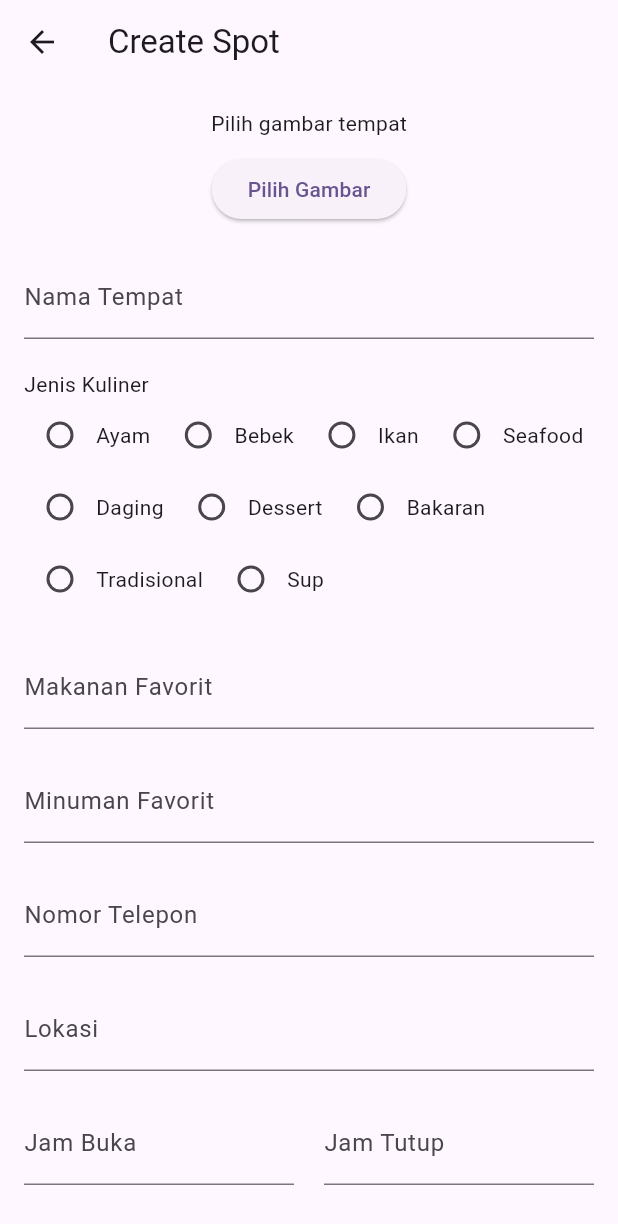
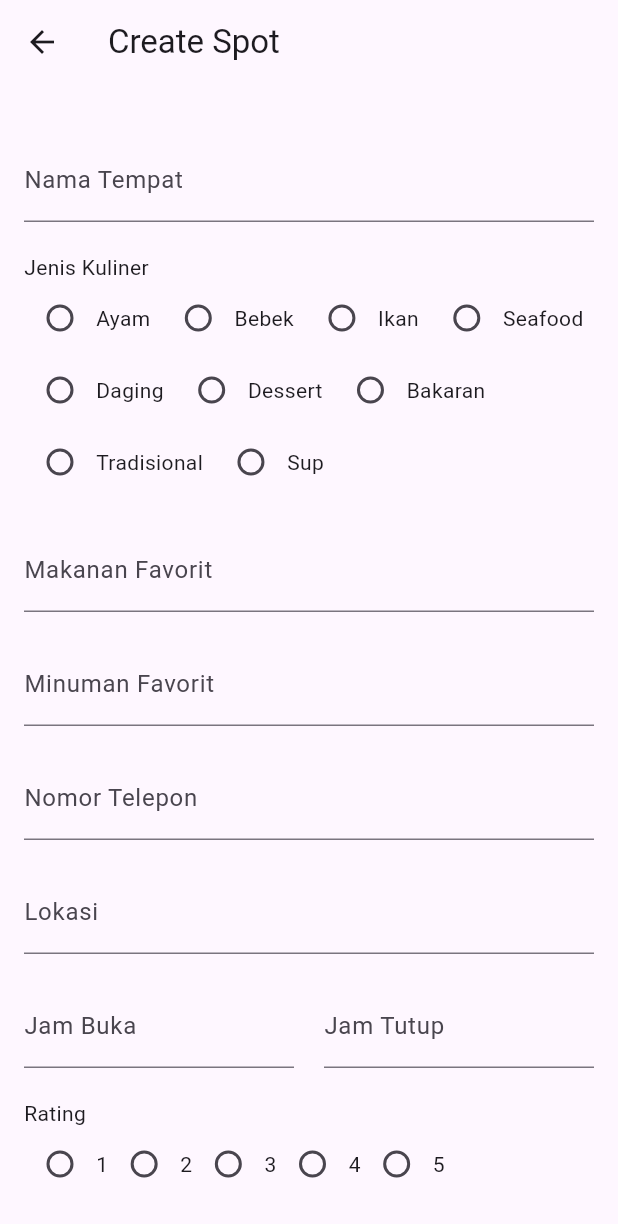
Before and after one commit to dwiponcosuripto4/078_Exercise2_PAML, a Flutter app: the CreateSpotForm screen opened directly, on a phone screen of 412 x 824 dp. Shown: the top 1224 px of the screen. Run offline on Flutter 3.47's test engine with Material 3 defaults, Android fonts, the phone set to English and light mode, and no system bars.

Commit message:
change model

```diff
--- a/lib/main.dart
+++ b/lib/main.dart
@@ -32,7 +32,7 @@ class MyApp extends StatelessWidget {
           colorScheme: ColorScheme.fromSeed(seedColor: Colors.deepPurple),
           useMaterial3: true,
         ),
-        home: HomeView(spotData: []));
+        home: HomeView());
   }
 }
 
--- a/lib/model/Spot.dart
+++ b/lib/model/Spot.dart
@@ -1,25 +1,23 @@
 // ignore_for_file: public_member_api_docs, sort_constructors_first
 import 'dart:convert';
 
-import 'package:flutter/foundation.dart';
-
 class Spot {
+  final String id;
   final String namaTempat;
-  final List<String> jenisKuliner;
+  final String jenisKuliner;
   final String makananFavorit;
   final String minumanFavorit;
-  final String gambar;
   final String noTelepon;
   final String lokasi;
   final String jamBuka;
   final String jamTutup;
-  final int rating;
+  final String rating;
   Spot({
+    required this.id,
     required this.namaTempat,
     required this.jenisKuliner,
     required this.makananFavorit,
     required this.minumanFavorit,
-    required this.gambar,
     required this.noTelepon,
     required this.lokasi,
     required this.jamBuka,
@@ -28,23 +26,23 @@ class Spot {
   });
 
   Spot copyWith({
+    String? id,
     String? namaTempat,
-    List<String>? jenisKuliner,
+    String? jenisKuliner,
     String? makananFavorit,
     String? minumanFavorit,
-    String? gambar,
     String? noTelepon,
     String? lokasi,
     String? jamBuka,
     String? jamTutup,
-    int? rating,
+    String? rating,
   }) {
     return Spot(
+      id: id ?? this.id,
       namaTempat: namaTempat ?? this.namaTempat,
       jenisKuliner: jenisKuliner ?? this.jenisKuliner,
       makananFavorit: makananFavorit ?? this.makananFavorit,
       minumanFavorit: minumanFavorit ?? this.minumanFavorit,
-      gambar: gambar ?? this.gambar,
       noTelepon: noTelepon ?? this.noTelepon,
       lokasi: lokasi ?? this.lokasi,
       jamBuka: jamBuka ?? this.jamBuka,
@@ -55,11 +53,11 @@ class Spot {
 
   Map<String, dynamic> toMap() {
     return <String, dynamic>{
+      'id': id,
       'namaTempat': namaTempat,
       'jenisKuliner': jenisKuliner,
       'makananFavorit': makananFavorit,
       'minumanFavorit': minumanFavorit,
-      'gambar': gambar,
       'noTelepon': noTelepon,
       'lokasi': lokasi,
       'jamBuka': jamBuka,
@@ -70,16 +68,16 @@ class Spot {
 
   factory Spot.fromMap(Map<String, dynamic> map) {
     return Spot(
+      id: map['id'] as String,
       namaTempat: map['namaTempat'] as String,
-      jenisKuliner: List<String>.from(map['jenisKuliner'] as List<String>),
+      jenisKuliner: map['jenisKuliner'] as String,
       makananFavorit: map['makananFavorit'] as String,
       minumanFavorit: map['minumanFavorit'] as String,
-      gambar: map['gambar'] as String,
       noTelepon: map['noTelepon'] as String,
       lokasi: map['lokasi'] as String,
       jamBuka: map['jamBuka'] as String,
       jamTutup: map['jamTutup'] as String,
-      rating: map['rating'] as int,
+      rating: map['rating'] as String,
     );
   }
 
@@ -90,18 +88,18 @@ class Spot {
 
   @override
   String toString() {
-    return 'Spot(namaTempat: $namaTempat, jenisKuliner: $jenisKuliner, makananFavorit: $makananFavorit, minumanFavorit: $minumanFavorit, gambar: $gambar, noTelepon: $noTelepon, lokasi: $lokasi, jamBuka: $jamBuka, jamTutup: $jamTutup, rating: $rating)';
+    return 'Spot(id: $id, namaTempat: $namaTempat, jenisKuliner: $jenisKuliner, makananFavorit: $makananFavorit, minumanFavorit: $minumanFavorit, noTelepon: $noTelepon, lokasi: $lokasi, jamBuka: $jamBuka, jamTutup: $jamTutup, rating: $rating)';
   }
 
   @override
   bool operator ==(covariant Spot other) {
     if (identical(this, other)) return true;
 
-    return other.namaTempat == namaTempat &&
-        listEquals(other.jenisKuliner, jenisKuliner) &&
+    return other.id == id &&
+        other.namaTempat == namaTempat &&
+        other.jenisKuliner == jenisKuliner &&
         other.makananFavorit == makananFavorit &&
         other.minumanFavorit == minumanFavorit &&
-        other.gambar == gambar &&
         other.noTelepon == noTelepon &&
         other.lokasi == lokasi &&
         other.jamBuka == jamBuka &&
@@ -111,11 +109,11 @@ class Spot {
 
   @override
   int get hashCode {
-    return namaTempat.hashCode ^
+    return id.hashCode ^
+        namaTempat.hashCode ^
         jenisKuliner.hashCode ^
         makananFavorit.hashCode ^
         minumanFavorit.hashCode ^
-        gambar.hashCode ^
         noTelepon.hashCode ^
         lokasi.hashCode ^
         jamBuka.hashCode ^
--- a/lib/screen/create.dart
+++ b/lib/screen/create.dart
@@ -1,5 +1,3 @@
-import 'dart:io';
-import 'package:image_picker/image_picker.dart';
 import 'package:flutter/material.dart';
 import 'package:exercise2/model/Spot.dart';
 
@@ -11,28 +9,14 @@ class CreateSpotForm extends StatefulWidget {
 class _CreateSpotFormState extends State<CreateSpotForm> {
   final _formKey = GlobalKey<FormState>();
   final _namaTempatController = TextEditingController();
+  String _jenisKuliner = '';
   final _makananFavoritController = TextEditingController();
   final _minumanFavoritController = TextEditingController();
   final _noTeleponController = TextEditingController();
   final _lokasiController = TextEditingController();
   final _jamBukaController = TextEditingController();
   final _jamTutupController = TextEditingController();
-
-  List<String> _jenisKuliner = [];
-  int _rating = 1;
-  File? _image;
-
-  Future<void> _getImage() async {
-    final picker = ImagePicker();
-    final pickedImage = await picker.pickImage(source: ImageSource.gallery);
-    setState(() {
-      if (pickedImage != null) {
-        _image = File(pickedImage.path);
-      } else {
-        print('No image selected.');
-      }
-    });
-  }
+  final _rating = TextEditingController();
 
   @override
   Widget build(BuildContext context) {
@@ -46,7 +30,6 @@ class _CreateSpotFormState extends State<CreateSpotForm> {
           key: _formKey,
           child: ListView(
             children: [
-              _buildImagePicker(),
               SizedBox(height: 20.0),
               TextFormField(
                 controller: _namaTempatController,
@@ -103,25 +86,21 @@ class _CreateSpotFormState extends State<CreateSpotForm> {
               _buildRatingRadio(),
               SizedBox(height: 20.0),
               ElevatedButton(
-                onPressed: () {
+                onPressed: () async {
                   if (_formKey.currentState!.validate()) {
                     _formKey.currentState!.save();
-                    // Wrap the data and image path in a container before sending
-                    Spot data = Spot(
+                    Spot spot = Spot(
+                      id: '',
                       namaTempat: _namaTempatController.text,
                       jenisKuliner: _jenisKuliner,
                       makananFavorit: _makananFavoritController.text,
                       minumanFavorit: _minumanFavoritController.text,
-                      gambar: _image!.path,
                       noTelepon: _noTeleponController.text,
                       lokasi: _lokasiController.text,
                       jamBuka: _jamBukaController.text,
                       jamTutup: _jamTutupController.text,
-                      rating: _rating,
+                      rating: _rating.text,
                     );
-
-                    Navigator.pop(context,
-                        data); // Kembali ke halaman sebelumnya dengan membawa data yang baru ditambahkan
                   }
                 },
                 child: Text('Submit'),
@@ -133,40 +112,16 @@ class _CreateSpotFormState extends State<CreateSpotForm> {
     );
   }
 
-  Widget _buildImagePicker() {
-    return Column(
-      children: [
-        _image == null
-            ? Text('Pilih gambar tempat')
-            : Image.file(
-                _image!,
-                height: 200.0,
-                width: 200.0,
-                fit: BoxFit.cover,
-              ),
-        SizedBox(height: 10.0),
-        ElevatedButton(
-          onPressed: _getImage,
-          child: Text('Pilih Gambar'),
-        ),
-      ],
-    );
-  }
-
   Widget _buildRadio(String title) {
     return Row(
       mainAxisSize: MainAxisSize.min,
       children: [
         Radio(
           value: title,
-          groupValue: _jenisKuliner.contains(title) ? title : null,
+          groupValue: _jenisKuliner == title ? title : null,
           onChanged: (String? value) {
             setState(() {
-              if (_jenisKuliner.contains(value)) {
-                _jenisKuliner.remove(value);
-              } else {
-                _jenisKuliner.add(value!);
-              }
+              _jenisKuliner = value ?? ''; // Update nilai _jenisKuliner
             });
           },
         ),
@@ -210,11 +165,11 @@ class _CreateSpotFormState extends State<CreateSpotForm> {
                   mainAxisSize: MainAxisSize.min,
                   children: [
                     Radio(
-                      value: rating,
-                      groupValue: _rating,
-                      onChanged: (int? value) {
+                      value: rating.toString(), // Mengubah nilai menjadi string
+                      groupValue: _rating.text, // Menggunakan _rating.text
+                      onChanged: (String? value) {
                         setState(() {
-                          _rating = value!;
+                          _rating.text = value ?? ''; // Mengubah nilai _rating
                         });
                       },
                     ),
```
Also changed, not shown: lib/screen/home.dart (+34 -23 lines).
